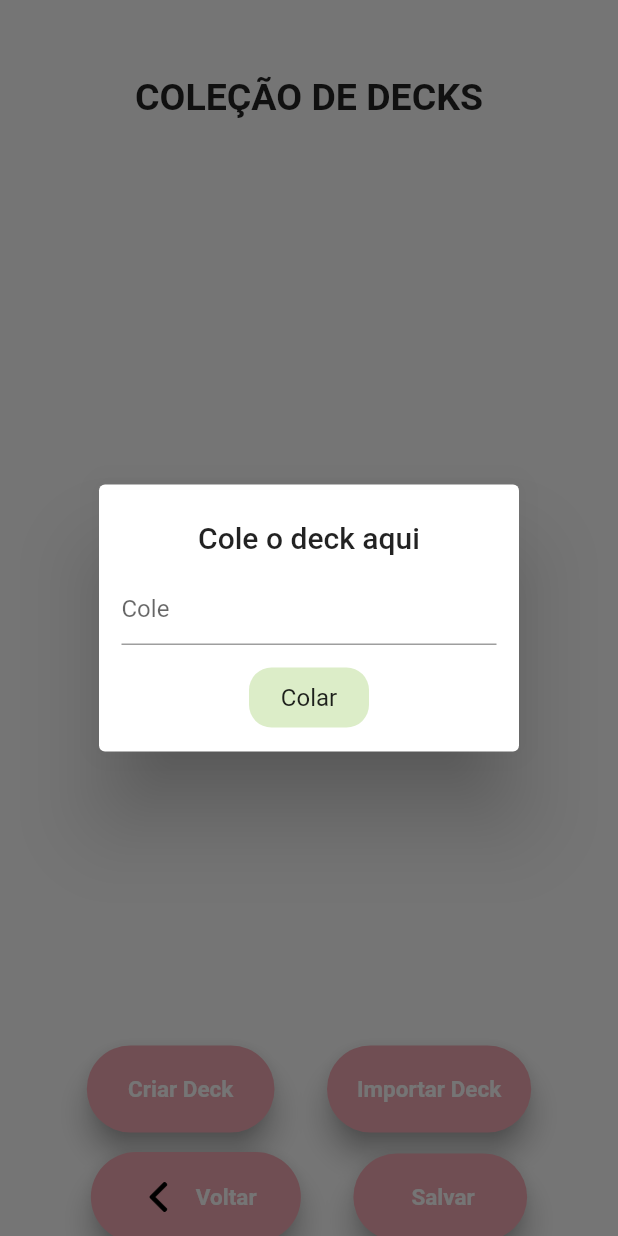
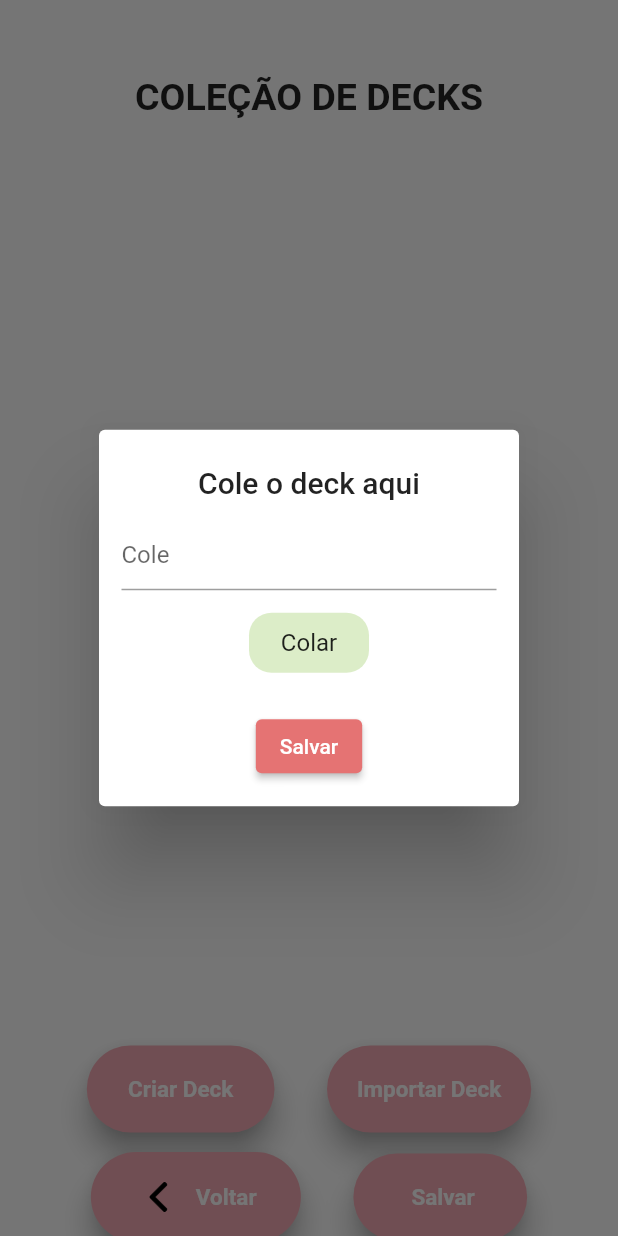
Before and after one commit to Josney1223/flashcard_project, a Flutter app: the DeckCollectionView screen opened by its route, after a tap on "Importar Deck", on a phone screen of 412 x 824 dp. Run offline on Flutter 3.47's test engine with Material 2 defaults, Android fonts, the phone set to English and light mode, and no system bars; our stand-ins replace file_picker, flip_card; missing offline and left inert: clipboard; generated files the repository leaves out were written again.

Commit message:
botão de salvar no dialog box de importar deck

```diff
--- a/lib/FrontEnd/DeckCollectionView.dart
+++ b/lib/FrontEnd/DeckCollectionView.dart
@@ -86,7 +86,23 @@ class DeckCollectionView extends StatelessWidget {
                                           title: Text("Cole o deck aqui",
                                               textAlign: TextAlign.center),
                                           children: [
-                                            Expanded(child: PasteBox()),
+                                            Flex(direction: Axis.horizontal, children: [Expanded(child: PasteBox()),],),
+                                            SizedBox(height: 25,),
+                                            Flex(
+                                              mainAxisAlignment: MainAxisAlignment.center,
+                                              direction: Axis.horizontal,
+                                              children: [
+                                                ConstrainedBox(
+                                                  constraints: BoxConstraints(maxWidth: 100),
+                                                  child: ElevatedButton(
+                                                    onPressed: () {}, child: Text("Salvar"),
+                                                    style: ElevatedButton.styleFrom(
+                                                      primary: Colors.red.shade300,
+                                                    ),
+                                                  )),
+                                              ],
+                                            )
+
                                           ],
                                         ));
                               },
@@ -201,15 +217,19 @@ class DeckListigView extends StatelessWidget {
                       textAlign: TextAlign.center),
                   children: [
                     Column(children: [
-                      Text(deck.getName(),
-                          style: TextStyle(
-                              fontWeight:
-                                  FontWeight.bold)), //texto que será copiado
+                      ConstrainedBox(
+                        constraints: BoxConstraints(minWidth: 100),
+                        child:
+                        Text(deck.getName(),
+                            style: TextStyle(
+                                fontWeight:
+                                    FontWeight.bold)),
+                      ), //texto que será copiado
                       SizedBox(
                         height: 10,
                       ),
                       CopyBox(Provider.of<Collection>(context)
-                          .exportDeck(deck.getName()))
+                          .exportDeck(deck.getName())),
                     ]),
                   ],
                 ));
```
